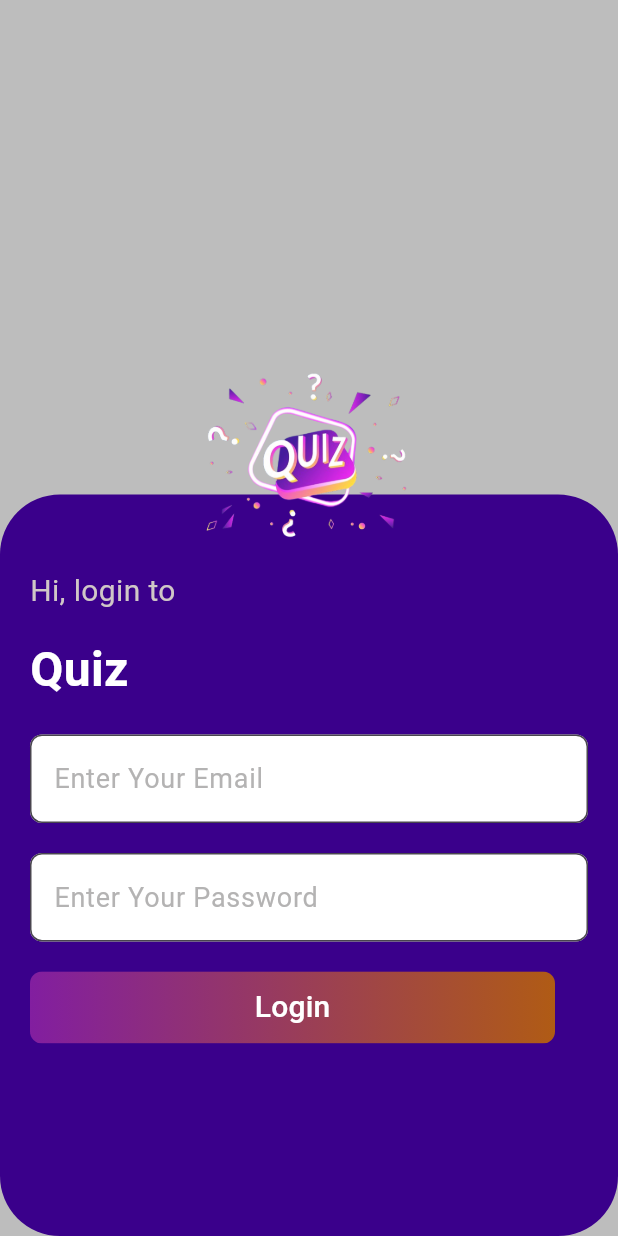
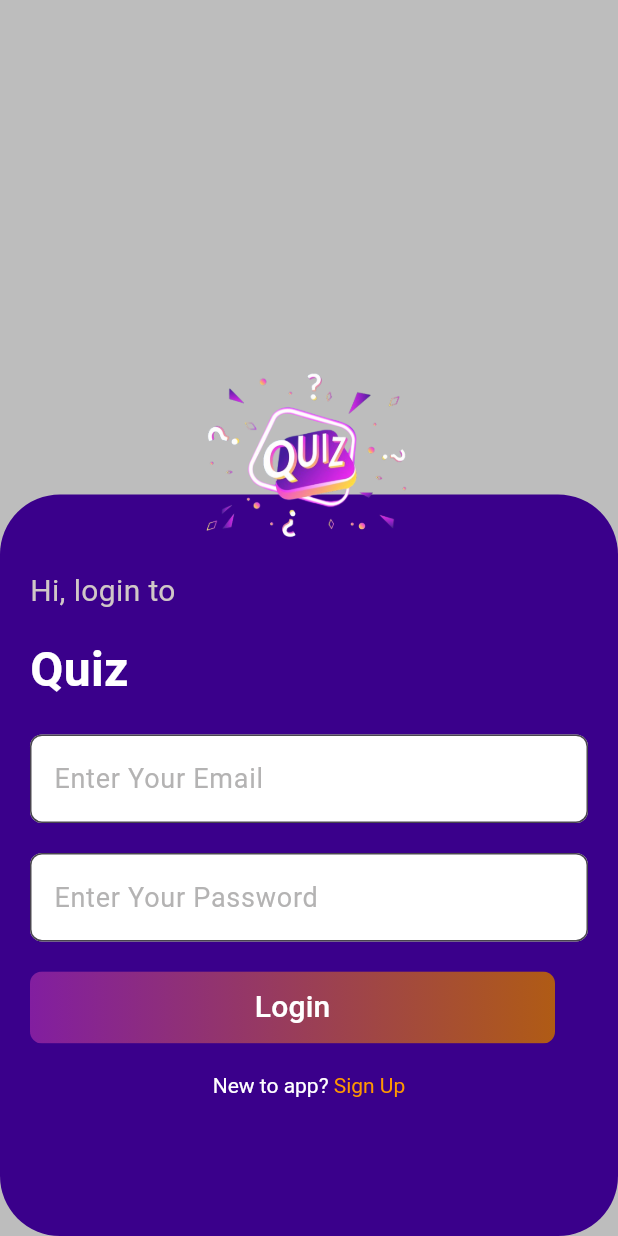
Before and after one commit to Lizdev-05/quiz_app, a Flutter app: the screen it shows after launch, on a phone screen of 412 x 824 dp. Run offline on Flutter 3.47's test engine with Material 3 defaults, Android fonts, the phone set to English and light mode, and no system bars; our stand-ins replace google_fonts.

Commit message:
Complete the login page

```diff
--- a/lib/login.dart
+++ b/lib/login.dart
@@ -191,6 +191,25 @@ class _LoginPageState extends State<LoginPage> {
                                   ),
                                 ),
                               ),
+                            ),
+                            //
+                            const SizedBox(
+                              height: 20,
+                            ),
+                            Center(
+                              child: RichText(
+                                text: TextSpan(
+                                  text: 'New to app? ',
+                                  style: DefaultTextStyle.of(context)
+                                      .style
+                                      .copyWith(color: Colors.white),
+                                  children: const <TextSpan>[
+                                    TextSpan(
+                                        text: 'Sign Up',
+                                        style: TextStyle(color: Colors.orange)),
+                                  ],
+                                ),
+                              ),
                             )
                           ],
                         ),
```
